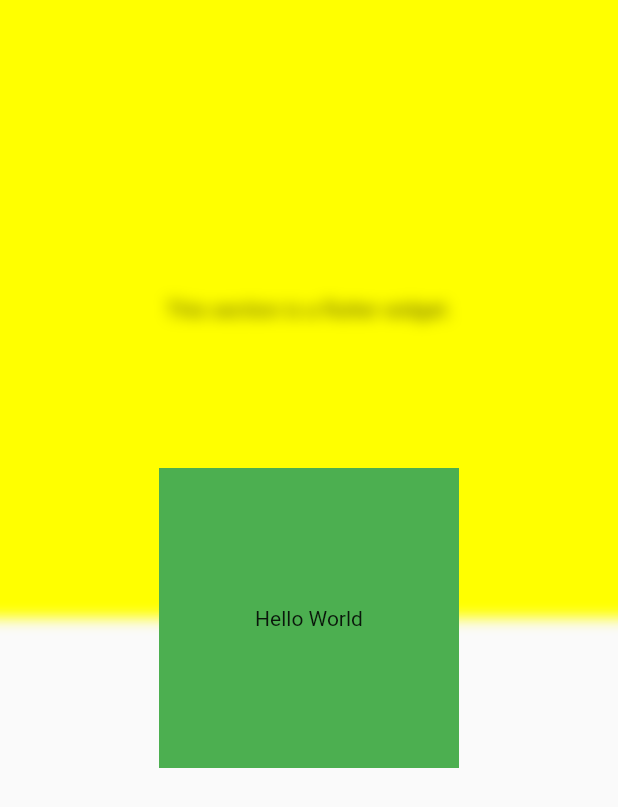
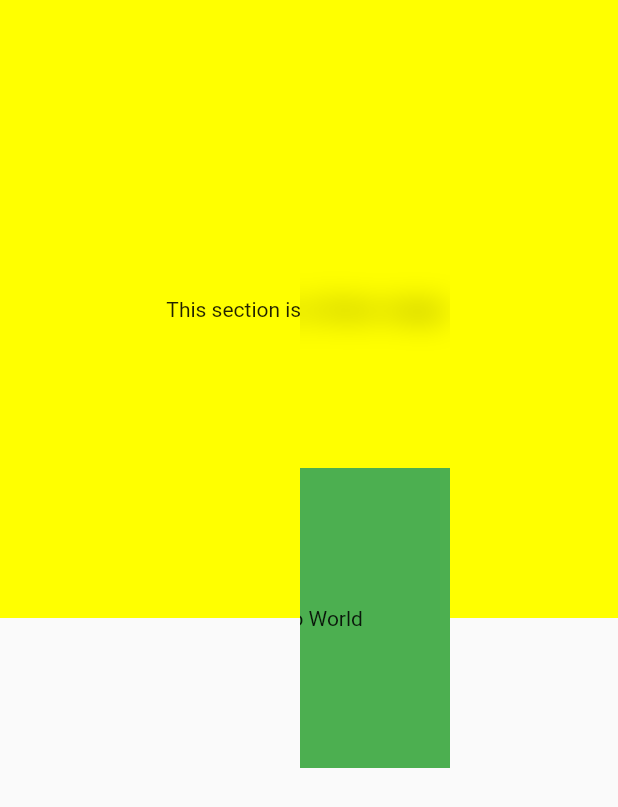
Before and after one commit to cyanglaz/platform_view_builder_ops_demo, a Flutter app: the BackdropFilterDemo widget shown alone on an empty page, opened directly, on a phone screen of 412 x 824 dp. Shown: the top 807 px of the screen. Run offline on Flutter 3.47's test engine with Material 2 defaults, Android fonts, the phone set to English and light mode, and no system bars; our stand-ins replace webview_flutter.

Commit message:
update backdrop filter

```diff
--- a/lib/backdrop_filter_demo.dart
+++ b/lib/backdrop_filter_demo.dart
@@ -13,8 +13,14 @@ class BackdropFilterDemo extends DemoPage {
     return Stack(
       children: [
         comparingWidget,
-        BackdropFilter(
-          filter: ImageFilter.blur(sigmaX: 5, sigmaY: 5),
+        //         ClipRect(
+        //   clipper: RectClipper(),
+        // child:comparingWidget,
+        //         ),
+        ClipRect(
+          clipper: RectClipper(),
+          child: BackdropFilter(
+            filter: ImageFilter.blur(sigmaX: 10, sigmaY: 10),
             child: Center(
               child: Container(
                 alignment: Alignment.center,
@@ -22,6 +28,7 @@ class BackdropFilterDemo extends DemoPage {
                 height: 200.0,
                 color: Colors.green,
                 child: const Text('Hello World'),
+              ),
             ),
           ),
         ),
@@ -36,6 +43,21 @@ class BackdropFilterDemo extends DemoPage {
 
   @override
   Widget bottomWidget() {
-    return platformViewWidget();
+    return ClipRRect(child:platformViewWidget(), borderRadius:BorderRadius.all(Radius.circular(50)));
   }
 }
+
+class RectClipper extends CustomClipper<Rect> {
+  @override
+  Rect getClip(Size size) {
+    // TODO: implement getClip
+    return const Rect.fromLTWH(200, 0, 100, 600);
+  }
+
+  @override
+  bool shouldReclip(covariant CustomClipper<Rect> oldClipper) {
+    // TODO: implement shouldReclip
+    return true;
+  }
+
+}
```
Lines whose indentation alone changed are shown as unchanged.
